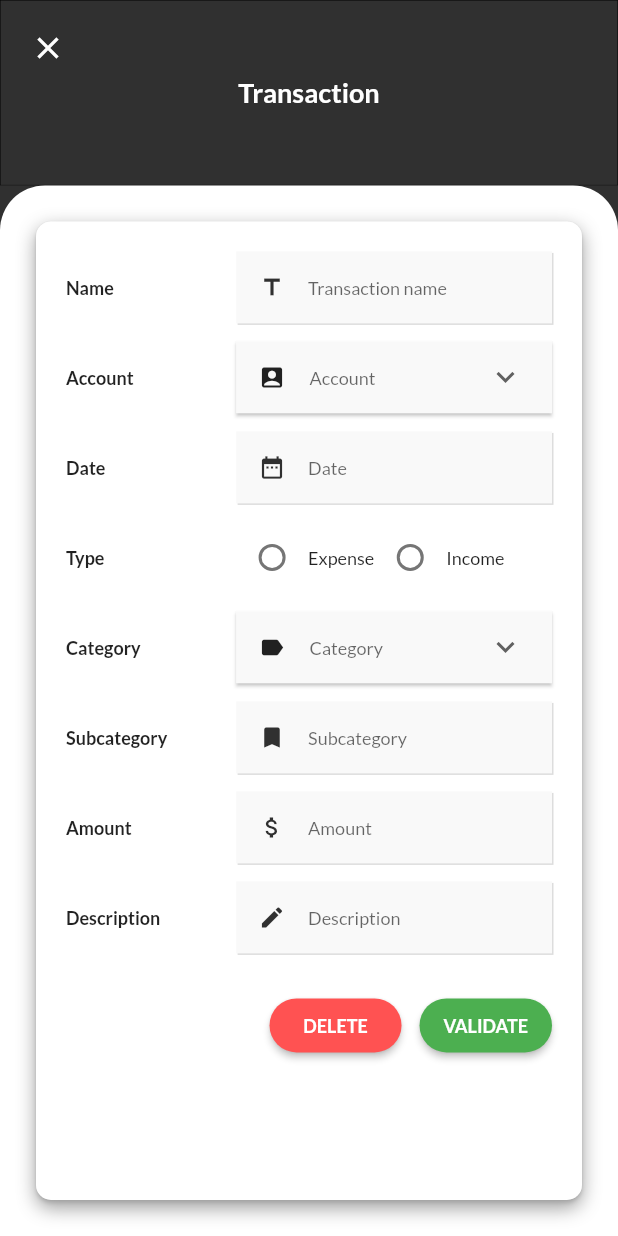
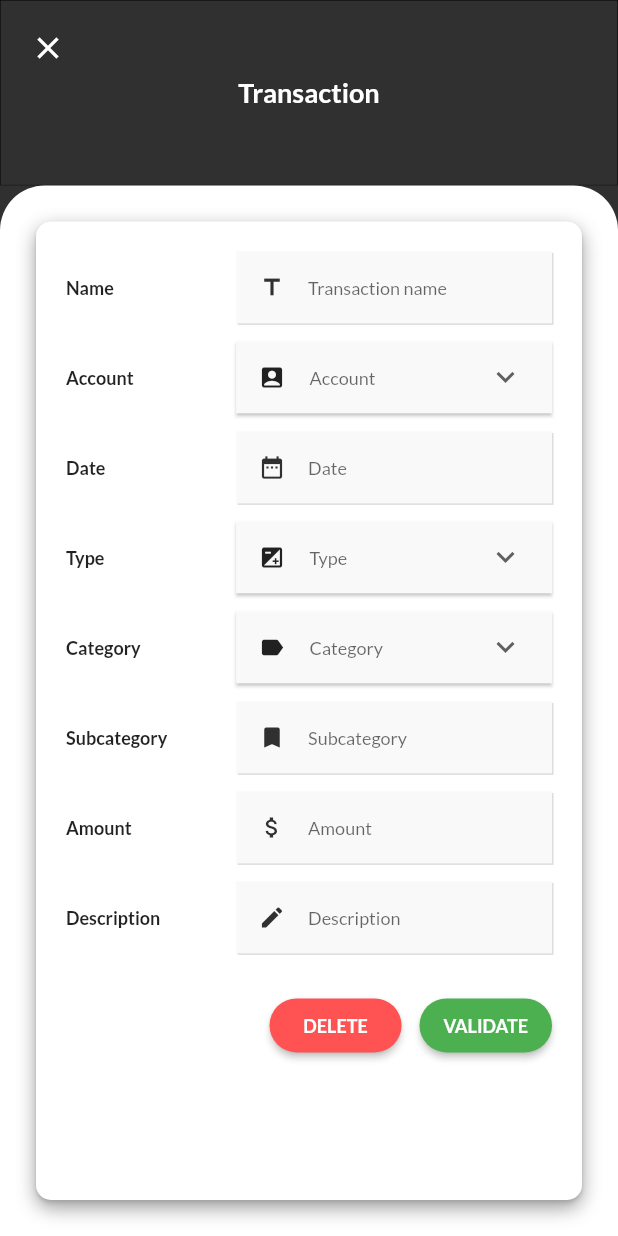
Before and after one commit to JorisTruong/homeaccountant-app, a Flutter app: the TransactionInfoPage screen opened by its route, on a phone screen of 412 x 824 dp. Run offline on Flutter 3.47's test engine with Material 2 defaults, Android fonts, the phone set to English and light mode, and no system bars; our stand-ins replace expandable, fl_chart, flutter_redux, flutter_svg, google_fonts, persistent_bottom_nav_bar and 3 more; missing offline and left inert: date_util, flutter_date_pickers, flutter_iconpicker, flutter_pagewise, keyboard_avoider; accounts and stored records are empty.

Commit message:
feat: changed radio button expense to dropdown

```diff
--- a/lib/screen/transaction_info.dart
+++ b/lib/screen/transaction_info.dart
@@ -355,52 +355,101 @@ class _TransactionInfoPageState extends State<TransactionInfoPage> with TickerPr
                                                   ),
                                                   Expanded(
                                                     flex: 13,
+                                                    child: DropdownButtonHideUnderline(
+                                                      child: ButtonTheme(
+                                                        alignedDropdown: true,
+                                                        child: Card(
+                                                          color: baseColors.tertiaryColor,
+                                                          margin: EdgeInsets.zero,
+                                                          shape: RoundedRectangleBorder(
+                                                            side: BorderSide(color: errorCategory ? baseColors.errorColor : baseColors.transparent)
+                                                          ),
                                                           child: Row(
                                                             children: [
-                                                        Radio(
-                                                          value: true,
-                                                          groupValue: _store.state.transactionIsExpense,
-                                                          onChanged: (bool value) {
+                                                              SizedBox(width: 15.0),
+                                                              Icon(Icons.exposure, size: 18.0),
+                                                              Expanded(
+                                                                child: DropdownButton<bool>(
+                                                                  icon: Icon(Icons.keyboard_arrow_down),
+                                                                  value: _store.state.transactionIsExpense,
+                                                                  hint: Text(
+                                                                    'Type',
+                                                                    textAlign: TextAlign.center,
+                                                                    style: GoogleFonts.lato(color: baseColors.secondaryColor, fontSize: baseFontSize.text)
+                                                                  ),
+                                                                  isDense: false,
+                                                                  onTap: () {
+                                                                    if (!currentFocus.hasPrimaryFocus) {
+                                                                      currentFocus.unfocus();
+                                                                    }
+                                                                  },
+                                                                  onChanged: (bool newValue) {
                                                                     setState(() {
                                                                       errorIsExpense = false;
                                                                     });
-                                                            _store.dispatch(TransactionIsExpense(value));
-                                                          }
+                                                                    _store.dispatch(TransactionIsExpense(newValue));
+                                                                  },
+                                                                  items: [
+                                                                    DropdownMenuItem<bool>(
+                                                                      value: true,
+                                                                      child: Text('Expense', style: GoogleFonts.lato(fontSize: baseFontSize.text))
                                                                     ),
-                                                        Text(
-                                                          'Expense',
-                                                          style: GoogleFonts.lato(
-                                                            fontSize: baseFontSize.text
+                                                                    DropdownMenuItem<bool>(
+                                                                      value: false,
+                                                                      child: Text('Income', style: GoogleFonts.lato(fontSize: baseFontSize.text))
+                                                                    )
+                                                                  ]
+                                                                )
                                                               ),
-                                                        ),
-                                                        Radio(
-                                                          value: false,
-                                                          groupValue: _store.state.transactionIsExpense,
-                                                          onChanged: (bool value) {
-                                                            setState(() {
-                                                              errorIsExpense = false;
-                                                            });
-                                                            _store.dispatch(TransactionIsExpense(value));
-                                                          }
-                                                        ),
-                                                        Text(
-                                                          'Income',
-                                                          style: GoogleFonts.lato(
-                                                            fontSize: baseFontSize.text
-                                                          ),
-                                                        )
+                                                              SizedBox(width: 15.0)
                                                             ],
                                                           )
                                                         )
+                                                      )
+                                                    )
+//                                                    child: SingleChildScrollView(
+//                                                      scrollDirection: Axis.horizontal,
+//                                                      physics: BouncingScrollPhysics(),
+//                                                      child: Row(
+//                                                        children: [
+//                                                          Radio(
+//                                                            value: true,
+//                                                            groupValue: _store.state.transactionIsExpense,
+//                                                            onChanged: (bool value) {
+//                                                              setState(() {
+//                                                                errorIsExpense = false;
+//                                                              });
+//                                                              _store.dispatch(TransactionIsExpense(value));
+//                                                            }
+//                                                          ),
+//                                                          Text(
+//                                                            'Expense',
+//                                                            style: GoogleFonts.lato(
+//                                                              fontSize: baseFontSize.text
+//                                                            ),
+//                                                          ),
+//                                                          Radio(
+//                                                            value: false,
+//                                                            groupValue: _store.state.transactionIsExpense,
+//                                                            onChanged: (bool value) {
+//                                                              setState(() {
+//                                                                errorIsExpense = false;
+//                                                              });
+//                                                              _store.dispatch(TransactionIsExpense(value));
+//                                                            }
+//                                                          ),
+//                                                          Text(
+//                                                            'Income',
+//                                                            style: GoogleFonts.lato(
+//                                                              fontSize: baseFontSize.text
+//                                                            ),
+//                                                          )
+//                                                        ],
+//                                                      )
+//                                                    )
+                                                  )
                                                 ]
                                               ),
-                                              errorIsExpense ? Text(
-                                                'Select a transaction type',
-                                                style: GoogleFonts.lato(
-                                                  color: baseColors.errorColor,
-                                                  fontSize: baseFontSize.text
-                                                ),
-                                              ) : Container(),
                                               SizedBox(height: 12.0),
                                               Row(
                                                 children: [
```
Lines whose indentation alone changed are shown as unchanged.
